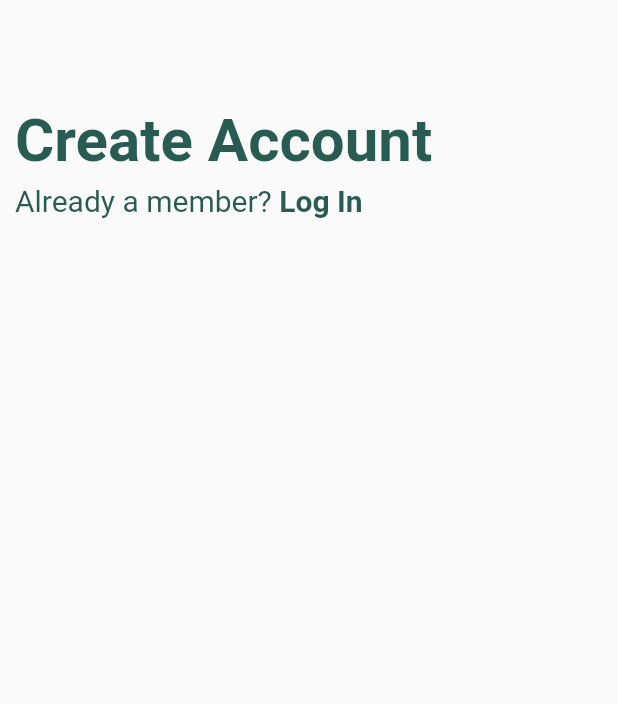
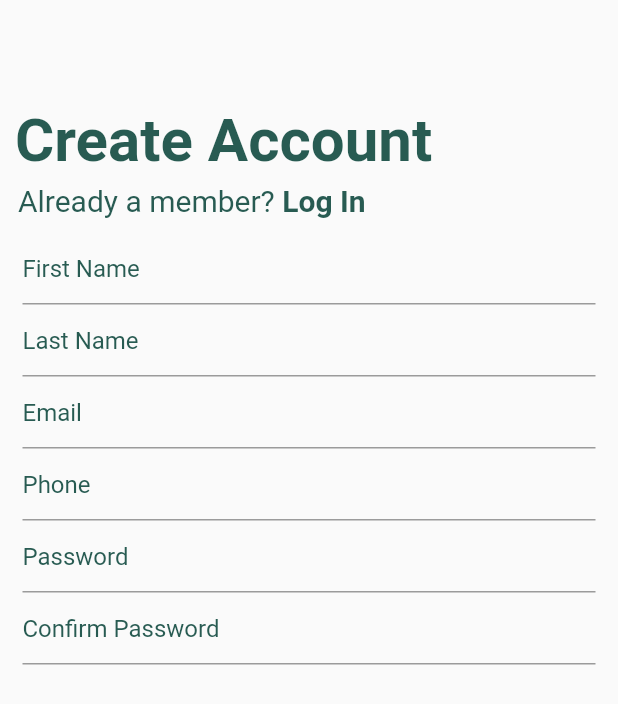
Before and after one commit to dawirashid/sign_up_page, a Flutter app: the screen it shows after launch, on a phone screen of 412 x 824 dp. Shown: the top 704 px of the screen. Run offline on Flutter 3.47's test engine with Material 2 defaults, Android fonts, the phone set to English and light mode, and no system bars.

Commit message:
add TextFormField

```diff
--- /dev/null
+++ b/lib/sign_up_form.dart
@@ -0,0 +1,37 @@
+import 'package:flutter/material.dart';
+
+class SignUpForm extends StatefulWidget {
+  const SignUpForm({Key? key}) : super(key: key);
+
+  @override
+  _SignUpFormState createState() => _SignUpFormState();
+}
+
+class _SignUpFormState extends State<SignUpForm> {
+  @override
+  Widget build(BuildContext context) {
+    return Column(
+      children: [
+        buildTextFormField('First Name'),
+        buildTextFormField('Last Name'),
+        buildTextFormField('Email'),
+        buildTextFormField('Phone'),
+        buildTextFormField('Password'),
+        buildTextFormField('Confirm Password'),
+        const Padding(
+          padding: EdgeInsets.symmetric(vertical: 5),
+        ),
+      ],
+    );
+  }
+
+  TextFormField buildTextFormField(String hint) => TextFormField(
+        // string hint for display
+        decoration: InputDecoration(
+          hintText: hint,
+          hintStyle: const TextStyle(
+            color: Color(0xeb164e44),
+          ),
+        ),
+      );
+}
--- a/lib/sign_up_page.dart
+++ b/lib/sign_up_page.dart
@@ -1,4 +1,5 @@
 import 'package:flutter/material.dart';
+import 'package:sign_up_page/sign_up_form.dart';
 
 class SignUpPage extends StatefulWidget {
   const SignUpPage({Key? key}) : super(key: key);
@@ -33,7 +34,7 @@ class _SignUpPageState extends State<SignUpPage> {
               height: 5,
             ),
             Padding(
-              padding: const EdgeInsets.only(left: 10),
+              padding: const EdgeInsets.only(left: 12),
               child: Row(
                 children: const [
                   Text(
@@ -46,7 +47,7 @@ class _SignUpPageState extends State<SignUpPage> {
                   SizedBox(
                     width: 5,
                   ),
-                  Text(
+                  Text( // wrap with widget to add gesturedetector
                     'Log In',
                     style: TextStyle(
                       fontSize: 20,
@@ -57,6 +58,11 @@ class _SignUpPageState extends State<SignUpPage> {
                 ],
               ),
             ),
+            const SizedBox(height: 10,),
+            const Padding(
+              padding: EdgeInsets.only(left: 15,right: 15),
+              child: SignUpForm(),
+            ),
           ],
         ),
       ),
```
